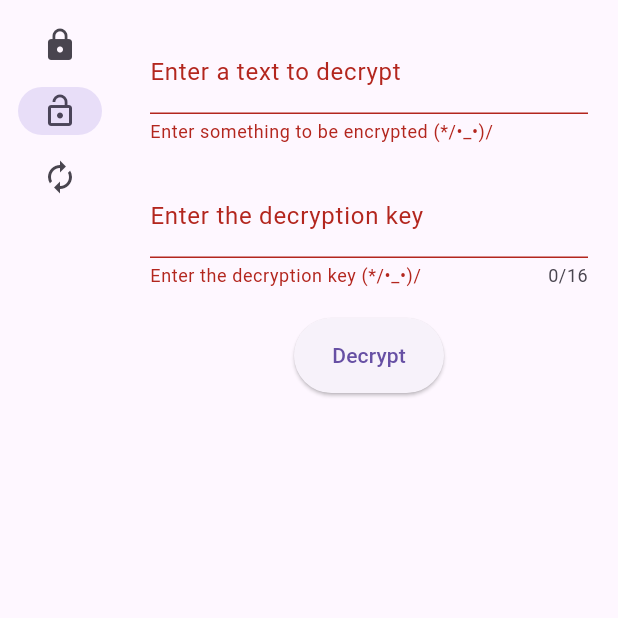
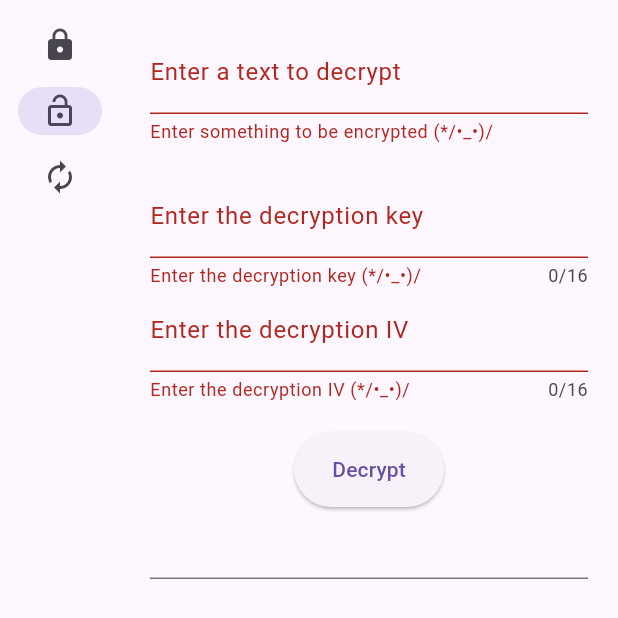
Before and after one commit to willotavio/enc-flutter, a Flutter app: the screen it shows after launch, after a tap on "Decryption", after a tap on "Decrypt", on a phone screen of 412 x 824 dp. Shown: the top 618 px of the screen. Run offline on Flutter 3.47's test engine with Material 3 defaults, Android fonts, the phone set to English and light mode, and no system bars; missing offline and left inert: pointycastle.

Commit message:
Add decrypt method in Cryptographer class

```diff
--- a/lib/screens/decryption_screen.dart
+++ b/lib/screens/decryption_screen.dart
@@ -1,24 +1,42 @@
 import 'package:flutter/material.dart';
+import '../services/cryptographer.dart';
 
 class DecryptionScreen extends StatelessWidget{
   @override
   Widget build(BuildContext context){
     TextEditingController _textToDecryptController = TextEditingController();
     TextEditingController _decryptionKeyController = TextEditingController();
+    TextEditingController _decryptionIvController = TextEditingController();
     final _formKey = GlobalKey<FormState>();
+    TextEditingController _decryptedTextResult = TextEditingController();
 
     String? _validateTextToDecrypt(String? value){
       if(value == null || value.isEmpty){
-        return 'Enter something to be encrypted (*/•_•)/';
+        return "Enter something to be encrypted (*/•_•)/";
       }
       return null;
     }
     String? _validateDecryptionKey(String? value){
       if(value == null || value.isEmpty){
-        return 'Enter the decryption key (*/•_•)/';
+        return "Enter the decryption key (*/•_•)/";
       }
       else if(value.length != 16){
-        return 'Decryption key must have 16 characters (*/•_•)/';
+        return "Decryption key must have 16 characters (*/•_•)/";
+      }
+      else if(value == _decryptionIvController.text){
+        return "The key and the IV must not be equal (*/•_•)/";
+      }
+      return null;
+    }
+    String? _validateDecryptionIv(String? value){
+      if(value == null || value.isEmpty){
+        return "Enter the decryption IV (*/•_•)/";
+      }
+      else if(value.length != 16){
+        return "The IV must have 16 characters";
+      }
+      else if(value == _decryptionKeyController){
+        return "The IV and the key must not be equal (*/•_•)/";
       }
       return null;
     }
@@ -49,17 +67,30 @@ class DecryptionScreen extends StatelessWidget{
                   ),
                   maxLength: 16,
                 ),
+                TextFormField(
+                  controller: _decryptionIvController,
+                  validator: _validateDecryptionIv,
+                  obscureText: true,
+                  decoration: InputDecoration(
+                    labelText: "Enter the decryption IV"
+                  ),
+                  maxLength: 16,
+                ),
                 SizedBox(height: 20),
                 ElevatedButton(
                   onPressed: () {
                     if(_formKey.currentState?.validate() ?? false){
-                      print(_textToDecryptController.text);
+                      _decryptedTextResult.text = Cryptographer.decrypt(_textToDecryptController.text, _decryptionKeyController.text, _decryptionIvController.text);
                     }
                   },
                   child: Text("Decrypt"),
                   style: ElevatedButton.styleFrom(
                     fixedSize: Size(100,50),
                   ),
+                ),
+                TextField(
+                  controller: _decryptedTextResult,
+                  readOnly: true,
                 ),
               ],
             ),
--- a/lib/screens/encryption_screen.dart
+++ b/lib/screens/encryption_screen.dart
@@ -73,7 +73,7 @@ class EncryptionScreen extends StatelessWidget{
                   validator: _validateEncryptionIv,
                   obscureText: true,
                   decoration: InputDecoration(
-                    labelText: "Enter the encryption iv",
+                    labelText: "Enter the encryption IV",
                   ),
                   maxLength: 16,
                 ),
```
Also changed, not shown: lib/services/cryptographer.dart (+39 -0 lines).
